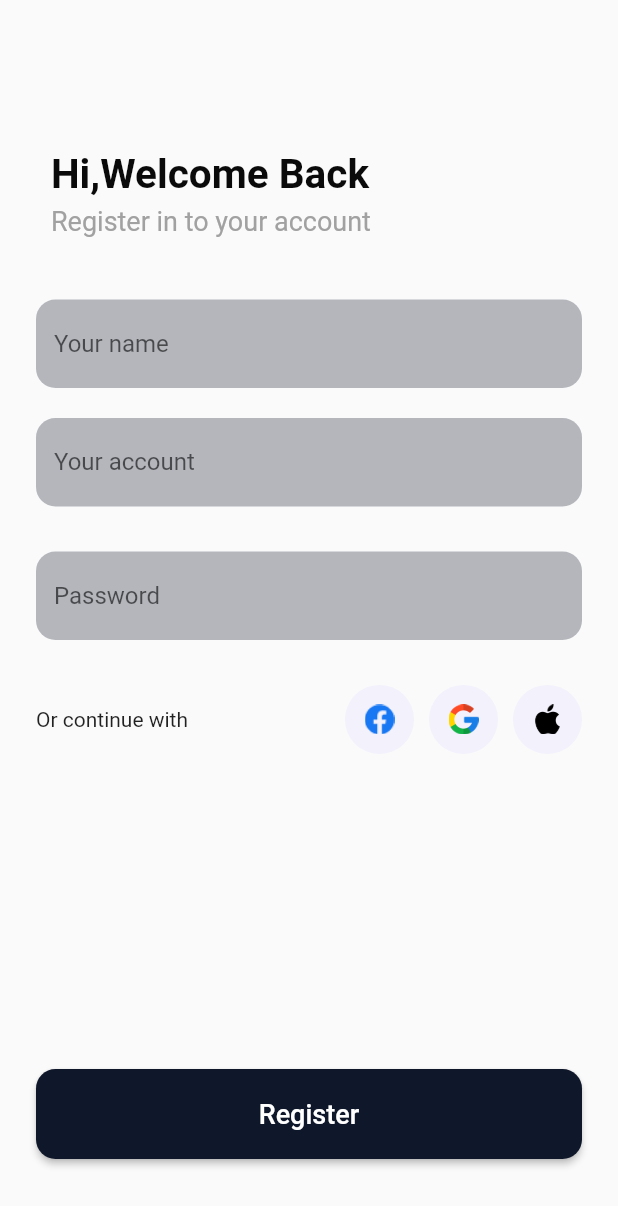
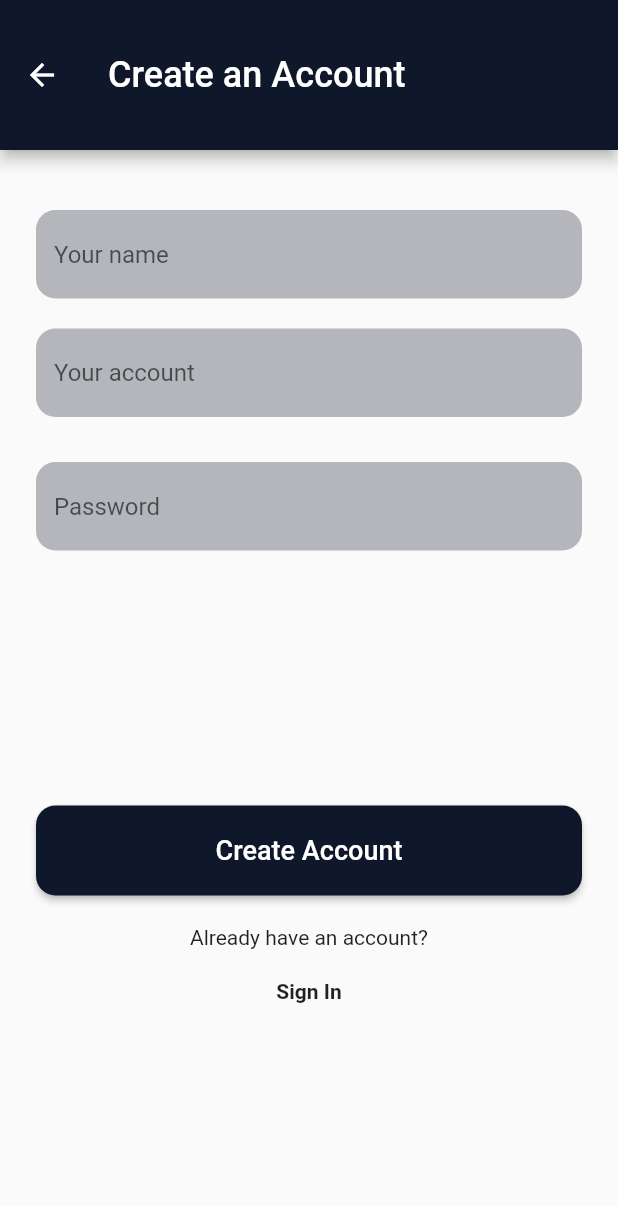
Before and after one commit to BerkayAkdenx/exampless, a Flutter app: the RegisterView screen opened directly, on a phone screen of 412 x 824 dp. Shown: the top 1206 px of the screen. Run offline on Flutter 3.47's test engine with Material 2 defaults, Android fonts, the light colour scheme and no system bars; our stand-ins replace cloud_firestore, firebase_auth, firebase_core, firebase_database, flutter_bloc, get and 1 more; accounts and stored records are empty; network calls fail.

Commit message:
views fixed

```diff
--- a/fitness/lib/views/login_view.dart
+++ b/fitness/lib/views/login_view.dart
@@ -61,14 +61,17 @@ class _LoginViewState extends State<LoginView> {
                 mainAxisAlignment: MainAxisAlignment.start,
                 children: [
                   InkWell(
-                    child: const Text("Sign Up "),
+                    child: const Text(
+                      "Sign Up ",
+                      style: TextStyle(fontWeight: FontWeight.bold),
+                    ),
                     onTap: () => Navigator.push(
                         context,
                         MaterialPageRoute(
                           builder: (context) => const RegisterView(),
                         )),
                   ),
-                  const Text("Or continue with"),
+                  const Text("Or "),
                   const Spacer(),
                   SquareTitle(
                     imagePath: "assets/loginAssets/facebook.png",
--- a/fitness/lib/views/register_view.dart
+++ b/fitness/lib/views/register_view.dart
@@ -1,5 +1,3 @@
-import 'package:fitness/Widgets/hi_container_widget.dart';
-import 'package:fitness/Widgets/square_title.dart';
 import 'package:fitness/service/auth_service.dart';
 import 'package:fitness/views/login_view.dart';
 import 'package:flutter/material.dart';
@@ -19,18 +17,20 @@ class _RegisterViewState extends State<RegisterView> {
   @override
   Widget build(BuildContext context) {
     return Scaffold(
+      appBar: AppBar(
+        centerTitle: false,
+        toolbarHeight: 100,
+        backgroundColor: const Color(0xFF0F172A),
+        title: const Text(
+          "Create an Account",
+          style: TextStyle(fontSize: 24),
+        ),
+      ),
       body: SingleChildScrollView(
         child: Padding(
-          padding: const EdgeInsets.symmetric(vertical: 70, horizontal: 24),
+          padding: const EdgeInsets.symmetric(vertical: 30, horizontal: 24),
           child: Column(
             children: [
-              const Padding(
-                padding: EdgeInsets.symmetric(vertical: 30),
-                child: HiContainerWidget(
-                  title: "Hi,Welcome Back",
-                  desciption: "Register in to your account",
-                ),
-              ),
               Padding(
                 padding: const EdgeInsets.symmetric(vertical: 10),
                 child: TextField(
@@ -70,35 +70,7 @@ class _RegisterViewState extends State<RegisterView> {
                       hintText: "Password"),
                 ),
               ),
-              Row(
-                mainAxisAlignment: MainAxisAlignment.start,
-                children: [
-                  const Text("Or continue with"),
-                  const Spacer(),
-                  SquareTitle(
-                    imagePath: "assets/loginAssets/facebook.png",
-                    function: () {
-                      print("facebook ile giriş ");
-                    },
-                  ),
-                  Padding(
-                    padding: const EdgeInsets.all(10.0),
-                    child: SquareTitle(
-                      imagePath: "assets/loginAssets/google.png",
-                      function: () {
-                        print("google ile giriş ");
-                      },
-                    ),
-                  ),
-                  SquareTitle(
-                    imagePath: "assets/loginAssets/appleBlack.png",
-                    function: () {
-                      print("apple ile giriş ");
-                    },
-                  )
-                ],
-              ),
-              const SizedBox(height: 200),
+              const SizedBox(height: 150),
               SizedBox(
                 height: 60,
                 width: 366,
@@ -117,11 +89,23 @@ class _RegisterViewState extends State<RegisterView> {
                                 builder: (context) => const LoginView())));
                   },
                   child: const Text(
-                    "Register",
+                    "Create Account",
                     style: TextStyle(fontSize: 18),
                   ),
                 ),
               ),
+              const Padding(
+                padding: EdgeInsets.symmetric(vertical: 20),
+                child: Text("Already have an account?"),
+              ),
+              InkWell(
+                onTap: () => Navigator.push(context,
+                    MaterialPageRoute(builder: (context) => const LoginView())),
+                child: const Text(
+                  "Sign In",
+                  style: TextStyle(fontWeight: FontWeight.bold),
+                ),
+              )
             ],
           ),
         ),
```
